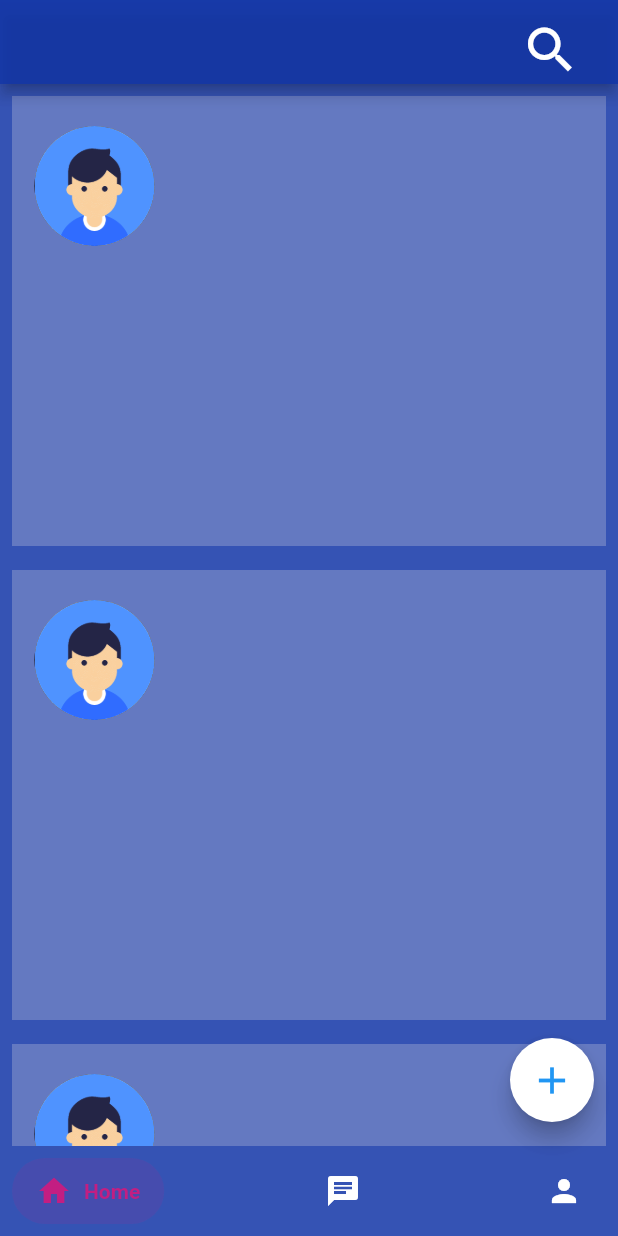
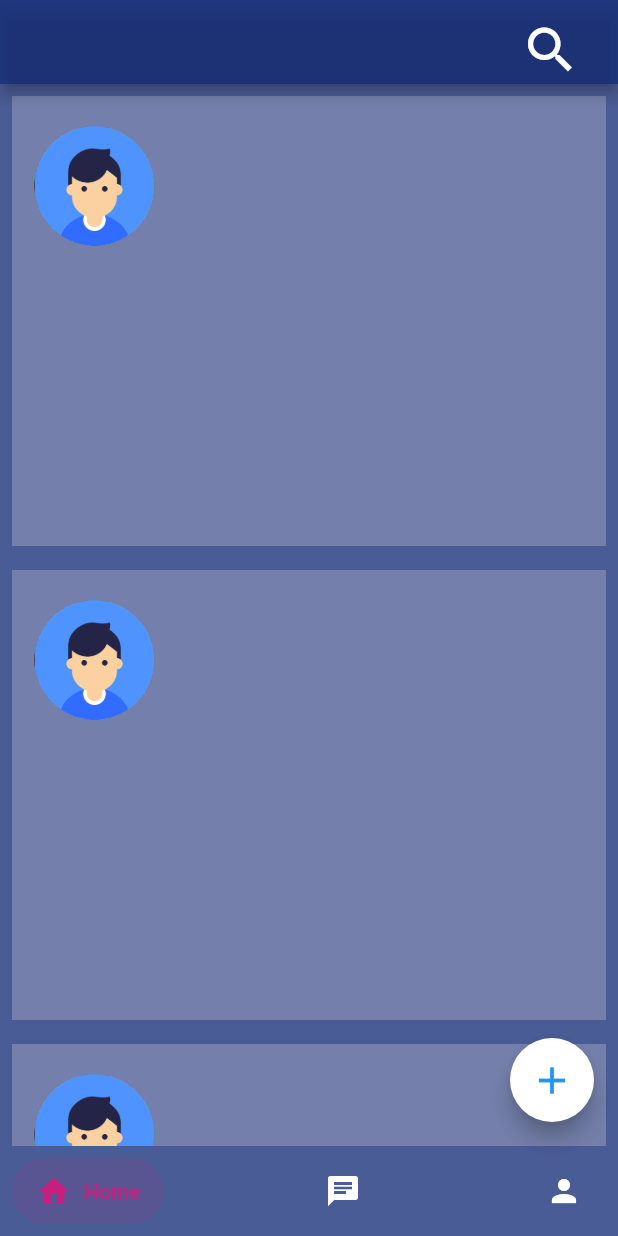
Before and after one commit to AmanuelFeyissa/Wellness-Ethiopia, a Flutter app: the screen it shows after launch, on a phone screen of 412 x 824 dp. Run offline on Flutter 3.47's test engine with Material 2 defaults, Android fonts, the phone set to English and light mode, and no system bars; drawn by our look-alikes of salomon_bottom_bar.

Commit message:
BG color tweak

```diff
--- a/wellness_ethiopia/lib/screens/home_screen.dart
+++ b/wellness_ethiopia/lib/screens/home_screen.dart
@@ -62,7 +62,7 @@ class _homeScreenState extends State<homeScreen> {
     return Scaffold(
       appBar: AppBar(
         //title: Text('WELLNESS ETHIOPIA'),
-        backgroundColor: Color.fromARGB(218, 19, 54, 167),
+        backgroundColor: Color.fromARGB(197, 21, 44, 119),
         actions: <Widget>[
           Padding(
             padding: const EdgeInsets.fromLTRB(0, 5, 25, 0),
@@ -79,7 +79,7 @@ class _homeScreenState extends State<homeScreen> {
           )
         ],
       ),
-      backgroundColor: Color.fromARGB(218, 19, 54, 167),
+      backgroundColor: Color.fromARGB(197, 21, 44, 119),
       bottomNavigationBar: SalomonBottomBar(
         currentIndex: _currentIndex,
         onTap: (i) => setState(() => _currentIndex = i),
```
